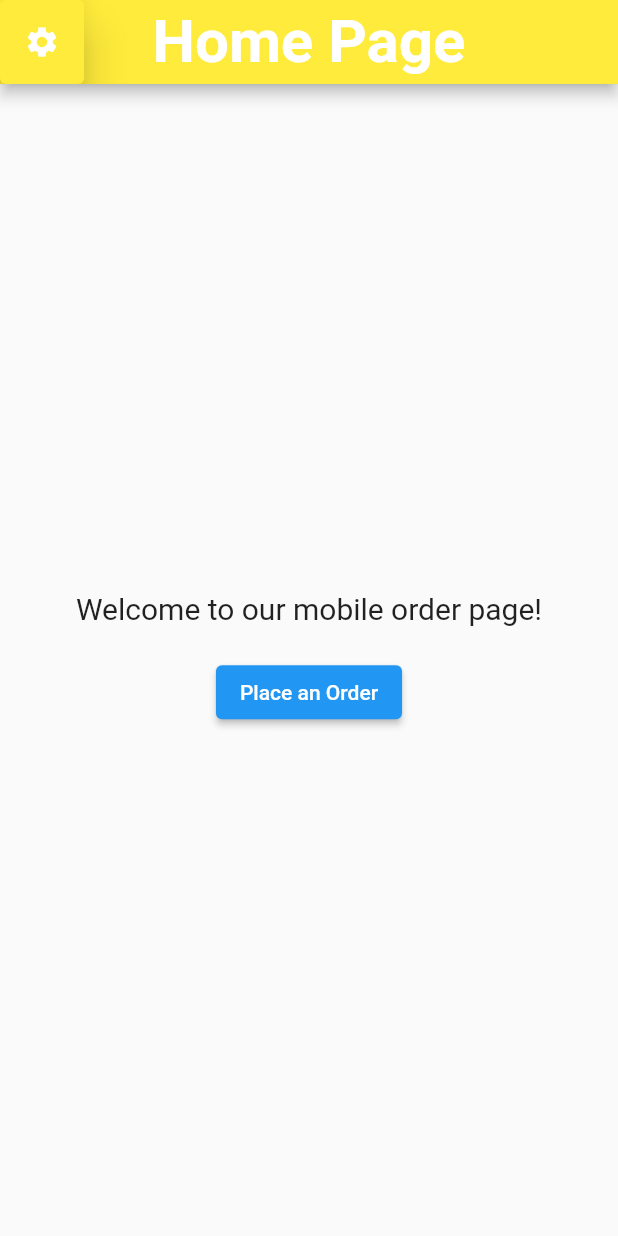
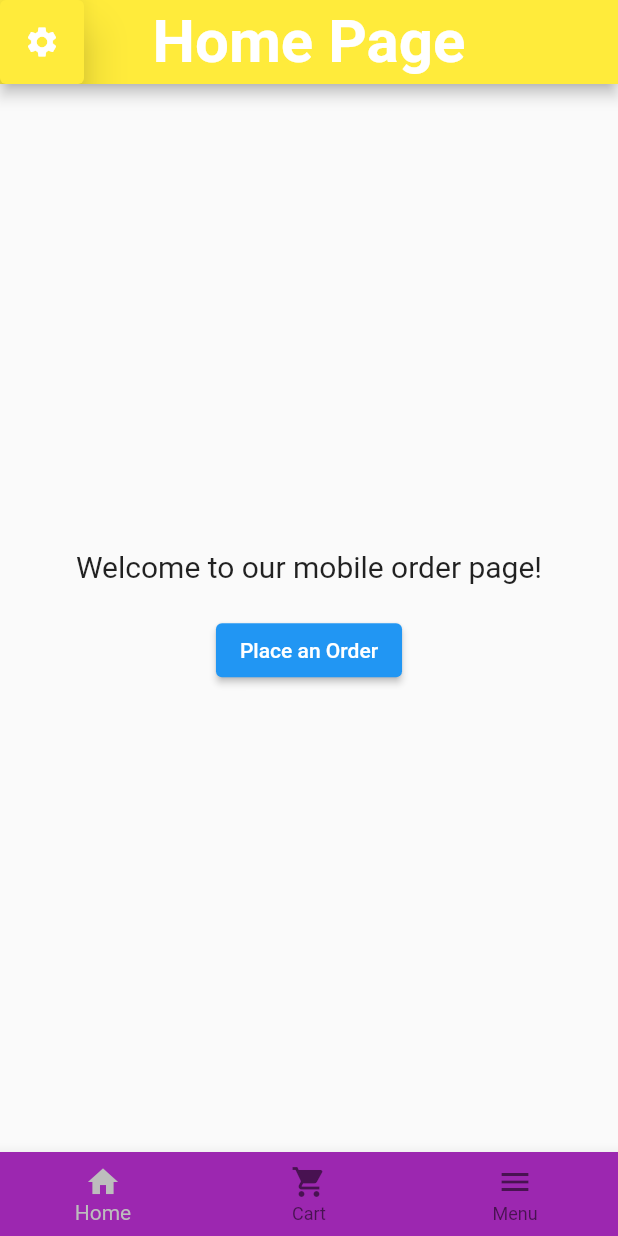
Before and after one commit to cscprof/CSC483_2023_Team1, a Flutter app: the screen it shows after launch, on a phone screen of 412 x 824 dp. Run offline on Flutter 3.47's test engine with Material 2 defaults, Android fonts, the light colour scheme and no system bars.

Commit message:
add BottomBar, inpliment into home.dart for testing

```diff
--- a/lib/screens/home.dart
+++ b/lib/screens/home.dart
@@ -1,6 +1,7 @@
 import 'package:flutter/material.dart';
 import 'login.dart'; // Import the Order.dart file
-import 'widgets/headerBar.dart';
+import 'widgets/HeaderBar.dart';
+import 'widgets/BottomBar.dart';
 
 class HomePage extends StatelessWidget {
   const HomePage({super.key});
@@ -64,6 +65,7 @@ class HomePage extends StatelessWidget {
             ],
           ),
         ),
+        bottomNavigationBar: BottomBar(AppBar(), WhichPage.home),
       ),
     );
   }
--- /dev/null
+++ b/lib/screens/widgets/BottomBar.dart
@@ -0,0 +1,92 @@
+import 'package:flutter/material.dart';
+
+enum WhichPage { home, checkout, order, subCat, menu }
+
+class BottomBar extends StatelessWidget implements PreferredSizeWidget {
+  Color backgroundColor = Colors.purple;
+  Color shadowColor = Colors.black;
+  Color textColor = Colors.white;
+  //String textInput = "testing";
+  AppBar appBar;
+  WhichPage whichPage = WhichPage.home;
+
+  BottomBar(this.appBar, this.whichPage, {super.key});
+
+  int index = 0;
+
+  @override
+  Widget build(BuildContext context) {
+    if (whichPage == WhichPage.home || whichPage == WhichPage.order || whichPage == WhichPage.subCat) {
+      // assign the home, menu and cart buttons
+      return BottomNavigationBar(
+        items: [
+          homeBTN(),
+          menuBTN(),
+          cartBTN(),
+        ],
+        //currentIndex: index, // this is how we use the bottom bar
+        backgroundColor: backgroundColor,
+        fixedColor: Colors.grey[400],
+      );
+    } else if (whichPage == WhichPage.checkout) {
+      // home, checkout buttons
+      return BottomNavigationBar(
+        items: [
+          homeBTN(),
+          checkoutBTN(),
+        ],
+        backgroundColor: Colors.blue[800],
+      );
+    } else if (whichPage == WhichPage.menu) {
+      // home, cart buttons
+      return BottomNavigationBar(
+        items:  [
+          homeBTN(),
+          cartBTN(),
+        ],
+        backgroundColor: Colors.red[700],
+      );
+    } else {
+      // default, home, menu, cart buttons
+      return BottomNavigationBar(
+        items:  [
+          homeBTN(),
+          cartBTN(),
+          menuBTN(),
+        ],
+      );
+    }
+  }
+
+  @override
+  Size get preferredSize => Size.fromHeight(appBar.preferredSize.height);
+}
+
+
+BottomNavigationBarItem homeBTN () {
+  return const BottomNavigationBarItem(
+    icon: Icon(Icons.home),
+    label: 'Home',
+  );
+}
+
+BottomNavigationBarItem menuBTN () {
+  return const BottomNavigationBarItem(
+    icon: Icon(Icons.shopping_cart),
+    label: 'Cart',
+  );
+}
+
+BottomNavigationBarItem cartBTN () {
+  return const BottomNavigationBarItem(
+    icon: Icon(Icons.menu),
+    label: 'Menu',
+  );
+}
+
+BottomNavigationBarItem checkoutBTN () {
+  return const BottomNavigationBarItem(
+    icon: Icon(Icons.attach_money_rounded),
+    label: 'Checkout',
+  );
+}
--- a/lib/screens/widgets/headerBar.dart
+++ b/lib/screens/widgets/headerBar.dart
@@ -25,6 +25,7 @@ class TopAppBar extends StatelessWidget implements PreferredSizeWidget {
       leading: ElevatedButton(
         onPressed: () {
           Navigator.push(
+
             context,
             MaterialPageRoute(builder: (context) => LoginPage())
           );
```
Also changed, not shown: lib/screens/settings.dart (added).
